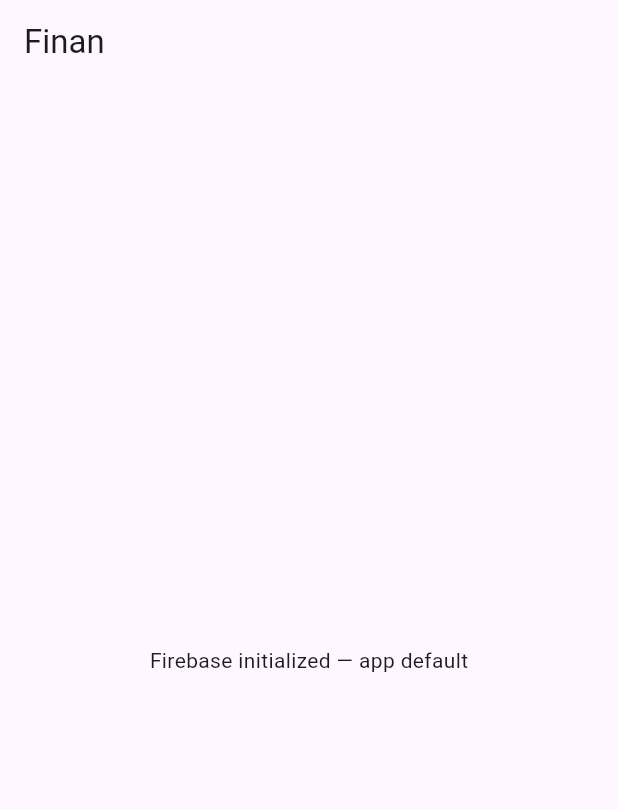
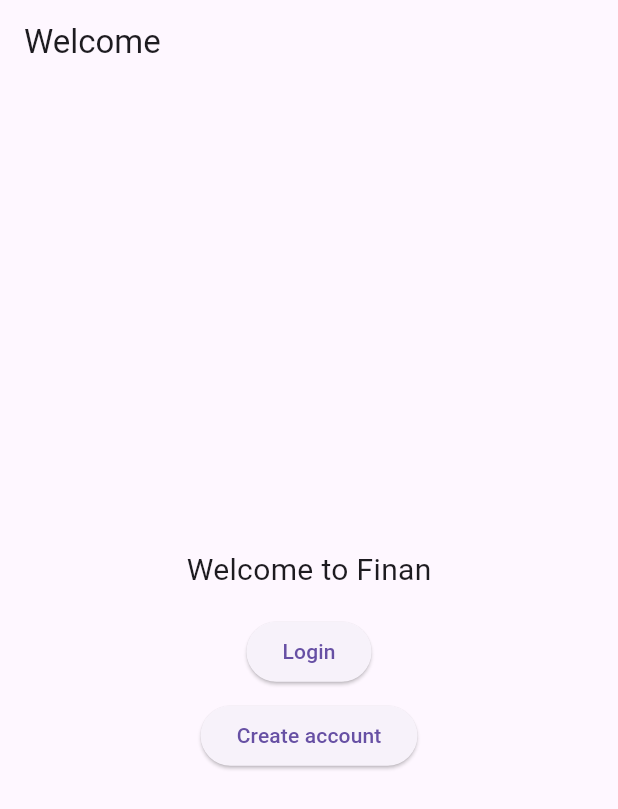
Before and after one commit to felipetaua/Finan-old, a Flutter app: the screen it shows after launch, on a phone screen of 412 x 824 dp. Shown: the top 809 px of the screen. Run offline on Flutter 3.47's test engine with Material 3 defaults, Android fonts, the phone set to English and light mode, and no system bars; our stand-ins replace firebase_core; accounts and stored records are empty.

Commit message:
adicionando uma versão base para remasterizar o app

```diff
--- a/lib/main.dart
+++ b/lib/main.dart
@@ -1,6 +1,10 @@
 import 'package:finan/firebase_options.dart';
 import 'package:firebase_core/firebase_core.dart';
 import 'package:flutter/material.dart';
+import 'screens/welcome/welcome_screen.dart';
+import 'screens/auth/login_screen.dart';
+import 'screens/auth/register_screen.dart';
+import 'screens/home/home_screen.dart';
 
 void main() async {
   WidgetsFlutterBinding.ensureInitialized();
@@ -19,19 +23,13 @@
       title: 'Finan',
       debugShowCheckedModeBanner: false,
       theme: ThemeData(primarySwatch: Colors.blue),
-      home: const HomeScreen(),
+      initialRoute: '/',
+      routes: {
+        '/': (context) => const WelcomeScreen(),
+        '/login': (context) => const LoginScreen(),
+        '/register': (context) => const RegisterScreen(),
+        '/home': (context) => const HomeScreen(),
+      },
     );
   }
 }
-
-class HomeScreen extends StatelessWidget {
-  const HomeScreen({super.key});
-
-  @override
-  Widget build(BuildContext context) {
-    return Scaffold(
-      appBar: AppBar(title: const Text('Finan')),
-      body: const Center(child: Text('Firebase initialized — app default')),
-    );
-  }
-}
--- /dev/null
+++ b/lib/screens/welcome/welcome_screen.dart
@@ -0,0 +1,30 @@
+import 'package:flutter/material.dart';
+
+class WelcomeScreen extends StatelessWidget {
+  const WelcomeScreen({super.key});
+
+  @override
+  Widget build(BuildContext context) {
+    return Scaffold(
+      appBar: AppBar(title: const Text('Welcome')),
+      body: Center(
+        child: Column(
+          mainAxisSize: MainAxisSize.min,
+          children: [
+            const Text('Welcome to Finan', style: TextStyle(fontSize: 20)),
+            const SizedBox(height: 16),
+            ElevatedButton(
+              onPressed: () => Navigator.pushNamed(context, '/login'),
+              child: const Text('Login'),
+            ),
+            const SizedBox(height: 8),
+            ElevatedButton(
+              onPressed: () => Navigator.pushNamed(context, '/register'),
+              child: const Text('Create account'),
+            ),
+          ],
+        ),
+      ),
+    );
+  }
+}
```
Also changed, not shown: lib/screens/auth/login_screen.dart (added, +34 -0 lines), lib/screens/auth/register_screen.dart (added, +36 -0 lines), lib/screens/home/home_screen.dart (added, +25 -0 lines), lib/widgets/simple_button.dart (added, +13 -0 lines).
